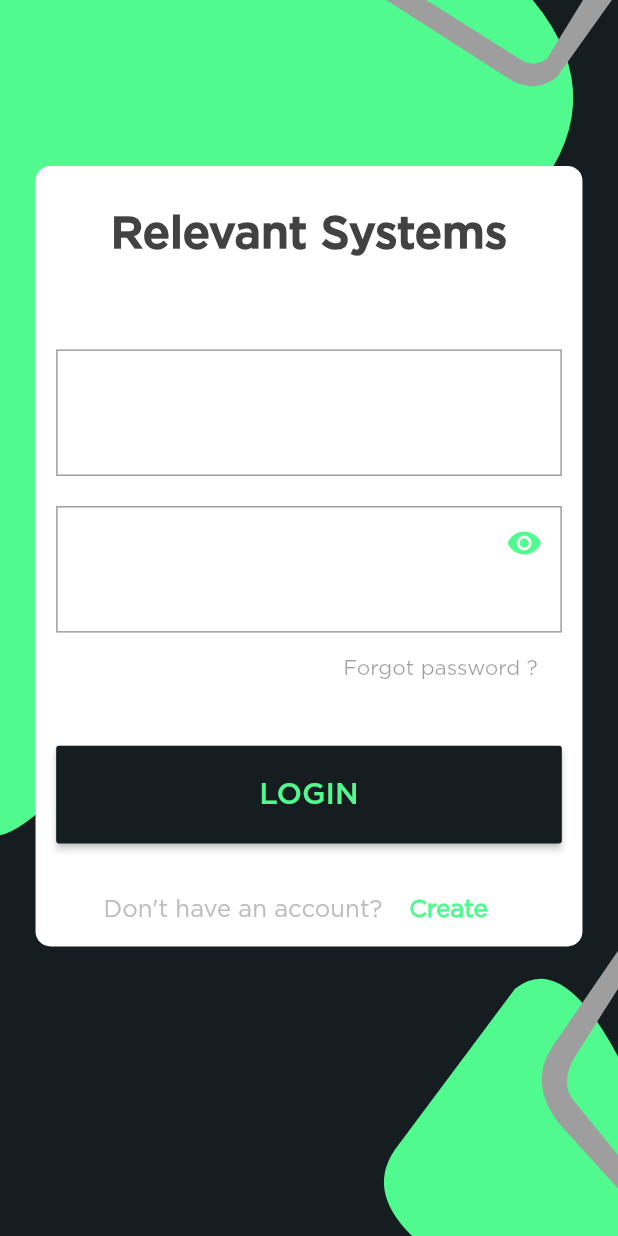
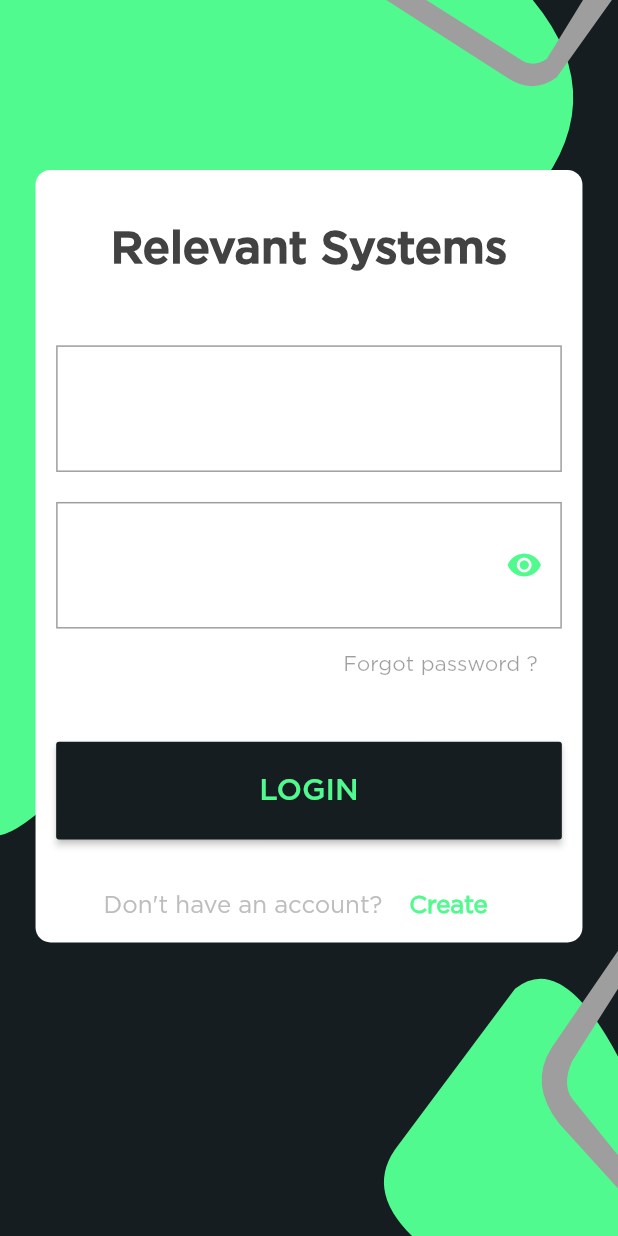
Before and after one commit to TanguAchilis/relevant_systems, a Flutter app: the screen it shows after launch, on a phone screen of 412 x 824 dp. Run offline on Flutter 3.47's test engine with Material 2 defaults, Android fonts, the phone set to English and light mode, and no system bars; statements that could not run were skipped.

Commit message:
more updates

```diff
--- a/lib/components/passwordInputField.dart
+++ b/lib/components/passwordInputField.dart
@@ -33,6 +33,7 @@ class _PasswordInputFieldState extends State<PasswordInputField> {
           border: Border(left: BorderSide(color: focus?Theme.of(context).primaryColorDark:Colors.transparent,width:10 ))
         ),
 
+        child: Center(
           child: TextFormField(
             onTap: (){
               setState(() {
@@ -68,6 +69,7 @@ class _PasswordInputFieldState extends State<PasswordInputField> {
 
           ),
         ),
+      ),
     )
     ;
   }
--- a/lib/screens/login/login_screen.dart
+++ b/lib/screens/login/login_screen.dart
@@ -27,7 +27,7 @@ class LoginScreen extends StatelessWidget {
           SizedBox(height: screensize.height / 30,),
 
           Text('Relevant Systems',  style: TextStyle(fontSize: 30, color: Colors.grey.shade800, fontFamily: 'Gotham-Medium', fontWeight: FontWeight.w900),),
-          SizedBox(height: screensize.height/14,),
+          SizedBox(height: screensize.height/18,),
 
           NormalInputField(labelText: 'Email Address',),
           Padding(padding: EdgeInsets.all(10)),
```
Lines whose indentation alone changed are shown as unchanged.
